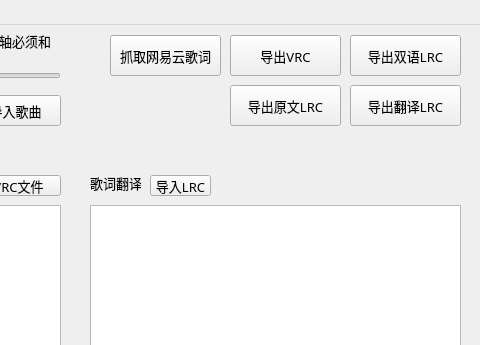
vtbmusic/VRCMaker, file assets/index.ui: the form before one commit; both pictures show x 320 to 800 and y 0 to 345 of the 800 by 600 pixel window.
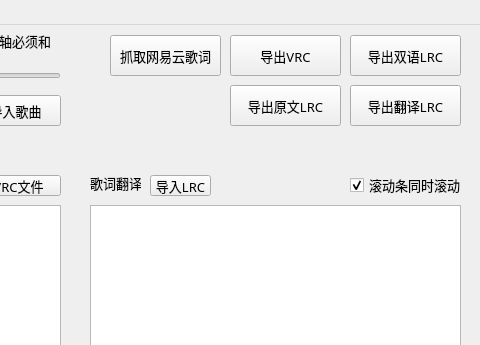
The form after the commit. Icons and pictures are not drawn.

Commit message: -new- 添加了滚动条同时滚动的选项

Diff of the .ui file:
```diff
--- a/assets/index.ui
+++ b/assets/index.ui
@@ -285,6 +285,22 @@
      <string>抓取网易云歌词</string>
     </property>
    </widget>
+   <widget class="QCheckBox" name="checkBox">
+    <property name="geometry">
+     <rect>
+      <x>670</x>
+      <y>150</y>
+      <width>111</width>
+      <height>20</height>
+     </rect>
+    </property>
+    <property name="text">
+     <string>滚动条同时滚动</string>
+    </property>
+    <property name="checked">
+     <bool>true</bool>
+    </property>
+   </widget>
   </widget>
   <widget class="QMenuBar" name="menubar">
    <property name="geometry">
```
The commit also changes 3 other files.
